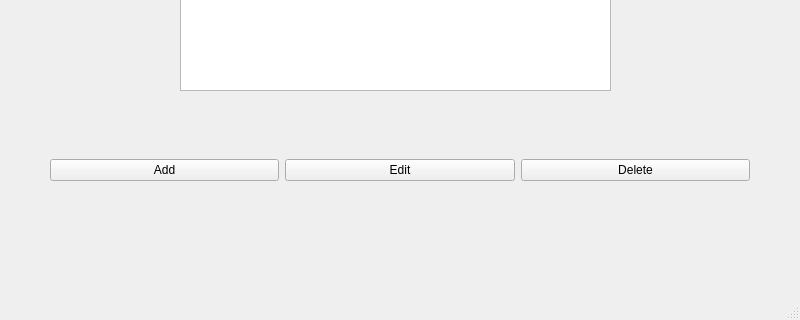
First picture: the form in mainwindow.ui, repository swostika77/Vehicle-Rental-System, before the edit; both pictures show x 0 to 800 and y 280 to 600 of the 800 by 600 pixel window.
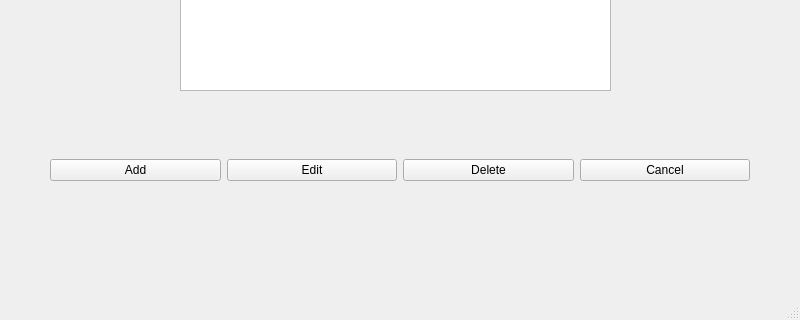
Second picture: the form after the edit.

Patch:
```diff
--- a/mainwindow.ui
+++ b/mainwindow.ui
@@ -71,6 +71,13 @@
        </property>
       </widget>
      </item>
+     <item>
+      <widget class="QPushButton" name="cancel">
+       <property name="text">
+        <string>Cancel</string>
+       </property>
+      </widget>
+     </item>
     </layout>
    </widget>
    <widget class="QWidget" name="customerPanel" native="true">
```
